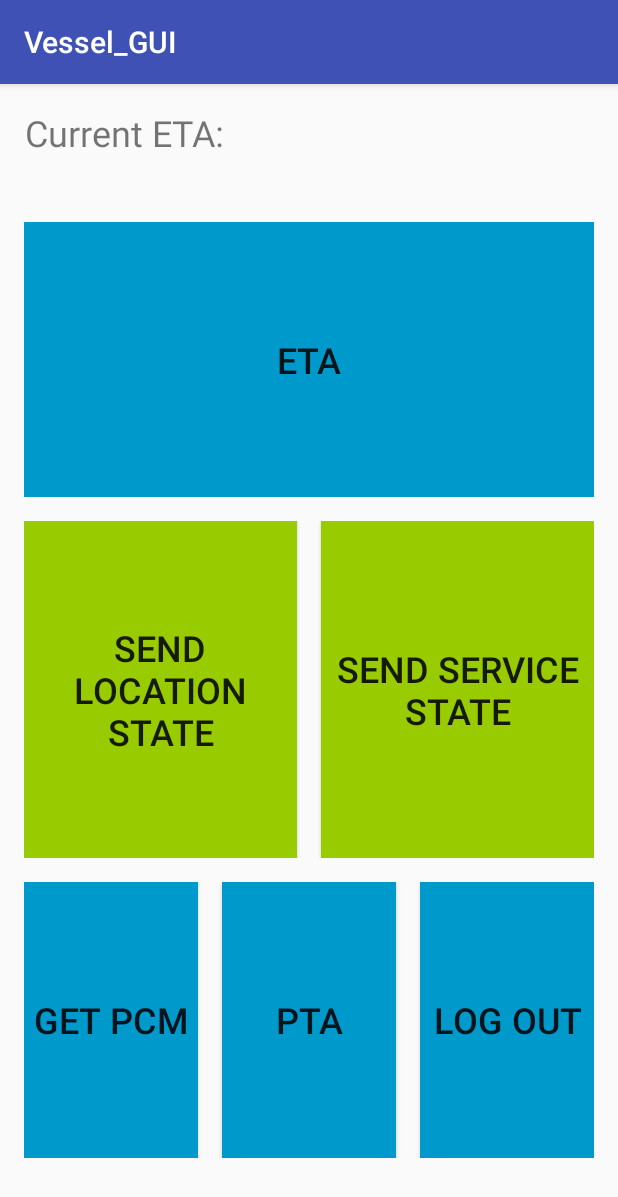
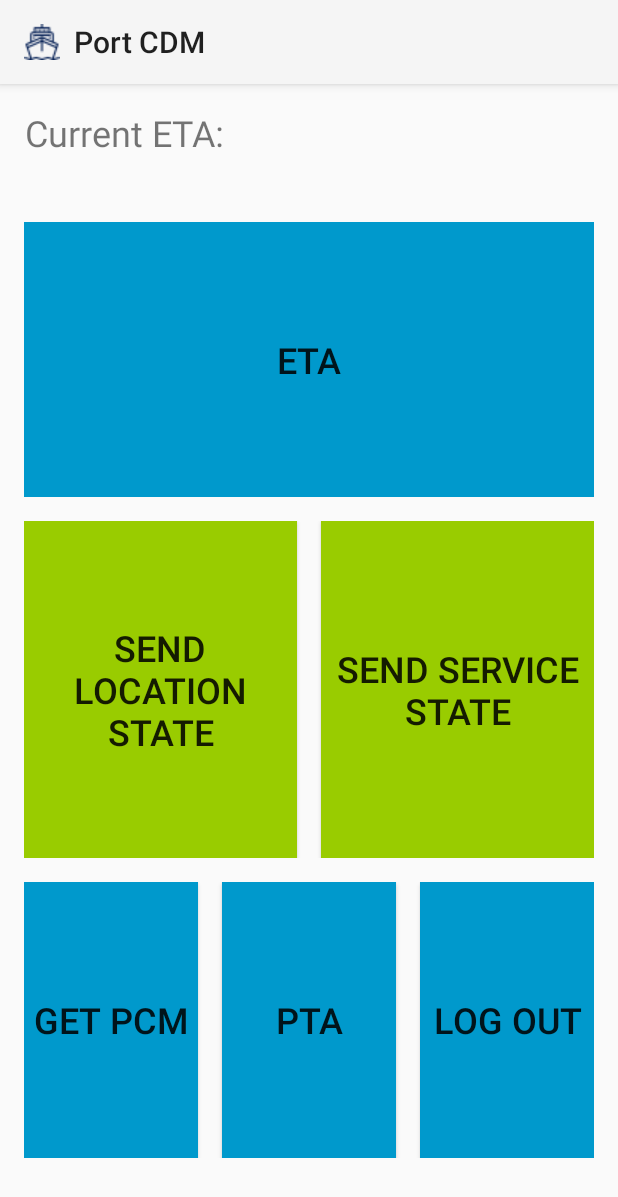
Before and after one commit to vicpers/dat255, an Android app: the MainActivity screen opened directly, with no data from a screen before it, on a phone screen of 412 x 824 dp. Shown: the top 1197 px of the screen. Run offline under Robolectric (Android 15) with nearby library versions, the phone set to English and light mode, and no system bars.

Commit message:
Börjat trixa med Action Bar
Testat att customizea egen Action Bar för att få kontroll över vilken
text som visas i övre verktygsfältet. Har än så länge bara lagt till en
liten söt båt och en titel. Fortsättning följer.

(Detta ligger utanför vår Scrum men jag fick feeling)

```diff
--- a/WaleWaleVessels/Android-application/Vessel_GUI/app/build.gradle
+++ b/WaleWaleVessels/Android-application/Vessel_GUI/app/build.gradle
@@ -28,4 +28,6 @@ dependencies {
     compile 'com.android.support.constraint:constraint-layout:1.0.2'
     compile 'com.android.support:design:25.3.1'
     testCompile 'junit:junit:4.12'
+    compile "com.android.support:support-core-utils:25.3.1"
+
 }
--- a/WaleWaleVessels/Android-application/Vessel_GUI/app/src/main/java/com/example/juliagustafsson/vessel_gui/LeftMenu.java
+++ b/WaleWaleVessels/Android-application/Vessel_GUI/app/src/main/java/com/example/juliagustafsson/vessel_gui/LeftMenu.java
@@ -9,6 +9,7 @@ import android.support.v4.widget.DrawerLayout;
 import android.support.v7.app.ActionBarDrawerToggle;
 import android.support.v7.app.AppCompatActivity;
 import android.support.v7.widget.Toolbar;
+import android.support.v7.app.ActionBar;
 import android.view.Menu;
 import android.view.MenuItem;
 import android.view.View;
--- a/WaleWaleVessels/Android-application/Vessel_GUI/app/src/main/java/com/example/juliagustafsson/vessel_gui/MainActivity.java
+++ b/WaleWaleVessels/Android-application/Vessel_GUI/app/src/main/java/com/example/juliagustafsson/vessel_gui/MainActivity.java
@@ -4,9 +4,11 @@ import android.content.Intent;
 import android.os.Bundle;
 import android.os.StrictMode;
 import android.support.v7.app.AppCompatActivity;
+import android.support.v7.widget.Toolbar;
 import android.view.View;
 import android.widget.Button;
 import android.widget.TextView;
+import android.support.v7.app.ActionBar;
 
 import java.util.ArrayList;
 import java.util.Arrays;
@@ -22,6 +24,14 @@ public class MainActivity extends AppCompatActivity  {
         setContentView(R.layout.activity_main);
         TextView textView = (TextView) findViewById(R.id.textView4);
         textView.setText("Current ETA: " + Send_ETA.newDate + "\n" + Send_ETA.newETA);
+
+        // Set customized toolbar
+        Toolbar customToolbar = (Toolbar) findViewById(R.id.my_toolbar);
+        setSupportActionBar(customToolbar);
+        ActionBar ab = getSupportActionBar();
+        ab.setTitle("  Port CDM");
+        ab.setIcon(R.drawable.ship);
+
 
         StrictMode.ThreadPolicy policy = new StrictMode.ThreadPolicy.Builder().permitAll().build();
         StrictMode.setThreadPolicy(policy);
--- a/WaleWaleVessels/Android-application/Vessel_GUI/app/src/main/java/com/example/juliagustafsson/vessel_gui/SendLocationState.java
+++ b/WaleWaleVessels/Android-application/Vessel_GUI/app/src/main/java/com/example/juliagustafsson/vessel_gui/SendLocationState.java
@@ -4,6 +4,7 @@ import android.support.v7.app.AppCompatActivity;
 import android.os.Bundle;
 import android.widget.ArrayAdapter;
 import android.widget.Spinner;
+import android.support.v7.app.ActionBar;
 
 public class SendLocationState extends AppCompatActivity {
 
--- a/WaleWaleVessels/Android-application/Vessel_GUI/app/src/main/java/com/example/juliagustafsson/vessel_gui/SendServiceState.java
+++ b/WaleWaleVessels/Android-application/Vessel_GUI/app/src/main/java/com/example/juliagustafsson/vessel_gui/SendServiceState.java
@@ -4,6 +4,7 @@ import android.support.v7.app.AppCompatActivity;
 import android.os.Bundle;
 import android.widget.ArrayAdapter;
 import android.widget.Spinner;
+import android.support.v7.app.ActionBar;
 
 public class SendServiceState extends AppCompatActivity {
 
--- a/WaleWaleVessels/Android-application/Vessel_GUI/app/src/main/java/com/example/juliagustafsson/vessel_gui/Send_ETA.java
+++ b/WaleWaleVessels/Android-application/Vessel_GUI/app/src/main/java/com/example/juliagustafsson/vessel_gui/Send_ETA.java
@@ -14,6 +14,7 @@ import android.widget.EditText;
 import android.widget.Spinner;
 import android.widget.TextView;
 import android.widget.TimePicker;
+import android.support.v7.app.ActionBar;
 
 import java.text.ParseException;
 import java.text.SimpleDateFormat;
--- a/WaleWaleVessels/Android-application/Vessel_GUI/app/src/main/java/com/example/juliagustafsson/vessel_gui/Vessel_Login.java
+++ b/WaleWaleVessels/Android-application/Vessel_GUI/app/src/main/java/com/example/juliagustafsson/vessel_gui/Vessel_Login.java
@@ -7,6 +7,7 @@ import android.os.Bundle;
 import android.view.View;
 import android.widget.Button;
 import android.widget.EditText;
+import android.support.v7.app.ActionBar;
 
 
 public class Vessel_Login extends AppCompatActivity implements View.OnClickListener {
--- a/WaleWaleVessels/Android-application/Vessel_GUI/app/src/main/java/com/example/juliagustafsson/vessel_gui/ViewPCM.java
+++ b/WaleWaleVessels/Android-application/Vessel_GUI/app/src/main/java/com/example/juliagustafsson/vessel_gui/ViewPCM.java
@@ -3,6 +3,7 @@ package com.example.juliagustafsson.vessel_gui;
 import android.os.Bundle;
 import android.support.v7.app.AppCompatActivity;
 import android.widget.TextView;
+import android.support.v7.app.ActionBar;
 
 import RESTServices.MessageBrokerQueue;
 
--- a/WaleWaleVessels/Android-application/Vessel_GUI/app/src/main/res/layout/activity_main.xml
+++ b/WaleWaleVessels/Android-application/Vessel_GUI/app/src/main/res/layout/activity_main.xml
@@ -5,8 +5,17 @@
     android:layout_width="match_parent"
     android:layout_height="match_parent" >
 
+    <android.support.v7.widget.Toolbar
+        android:id="@+id/my_toolbar"
+        android:layout_width="match_parent"
+        android:layout_height="?attr/actionBarSize"
+        android:background="?attr/colorPrimary"
+        android:elevation="4dp"
+        android:theme="@style/ThemeOverlay.AppCompat.ActionBar"
+        app:popupTheme="@style/ThemeOverlay.AppCompat.Light"/>
+
     <TableRow
-        android:id="@+id/tableRow5"
+        android:id="@+id/tableRow6"
         android:layout_width="match_parent"
         android:layout_height="match_parent"
         android:layout_margin="16dp">
@@ -30,7 +39,7 @@
         android:layout_weight="1">
 
         <Button
-            android:id="@+id/button1"
+            android:id="@+id/button"
             android:layout_width="0dp"
             android:layout_height="fill_parent"
             android:layout_weight="1"
@@ -104,7 +113,7 @@
             android:textSize="24sp" />
 
         <Button
-            android:id="@+id/button1"
+            android:id="@+id/button6"
             android:layout_width="0dp"
             android:layout_height="fill_parent"
             android:layout_marginLeft="8dp"
--- a/WaleWaleVessels/Android-application/Vessel_GUI/app/src/main/res/values/colors.xml
+++ b/WaleWaleVessels/Android-application/Vessel_GUI/app/src/main/res/values/colors.xml
@@ -1,6 +1,7 @@
 <?xml version="1.0" encoding="utf-8"?>
 <resources>
-    <color name="colorPrimary">#3F51B5</color>
-    <color name="colorPrimaryDark">#303F9F</color>
+    <color name="colorPrimary">#2c3b75</color>
+    <color name="colorPrimaryDark">#1a1651</color>
     <color name="colorAccent">#ff4081</color>
+
 </resources>
--- a/WaleWaleVessels/Android-application/Vessel_GUI/app/src/main/res/values/styles.xml
+++ b/WaleWaleVessels/Android-application/Vessel_GUI/app/src/main/res/values/styles.xml
@@ -1,5 +1,4 @@
 <resources>
-
     <!-- Base application theme. -->
     <style name="AppTheme" parent="Theme.AppCompat.Light.DarkActionBar">
         <!-- Customize your theme here. -->
```
Also changed, not shown: WaleWaleVessels/Android-application/Vessel_GUI/app/src/main/AndroidManifest.xml (+8 -5 lines), WaleWaleVessels/Android-application/Vessel_GUI/app/src/main/res/drawable-mdpi/ship.png (added), WaleWaleVessels/Android-application/Vessel_GUI/app/src/main/res/drawable-xxhdpi/shiphd.png (added), WaleWaleVessels/Android-application/Vessel_GUI/app/src/main/res/mipmap-hdpi/ic_launcher.png, WaleWaleVessels/Android-application/Vessel_GUI/app/src/main/res/mipmap-mdpi/ic_launcher.png, WaleWaleVessels/Android-application/Vessel_GUI/app/src/main/res/mipmap-xhdpi/ic_launcher.png, WaleWaleVessels/Android-application/Vessel_GUI/app/src/main/res/mipmap-xxhdpi/ic_launcher.png, WaleWaleVessels/Android-application/Vessel_GUI/app/src/main/res/mipmap-xxxhdpi/ic_launcher.png.
